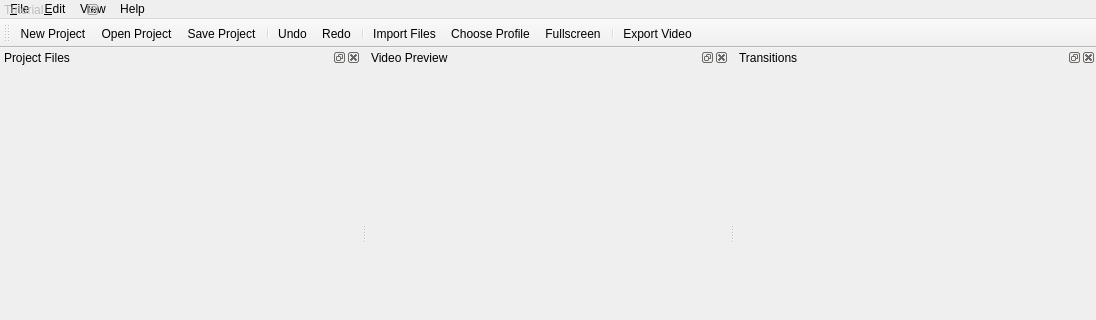
Old version of the form src/windows/ui/main-window.ui in the repository darshitvvora/mvx; both pictures show x 0 to 1096 and y 0 to 320 of the 1096 by 823 pixel window.
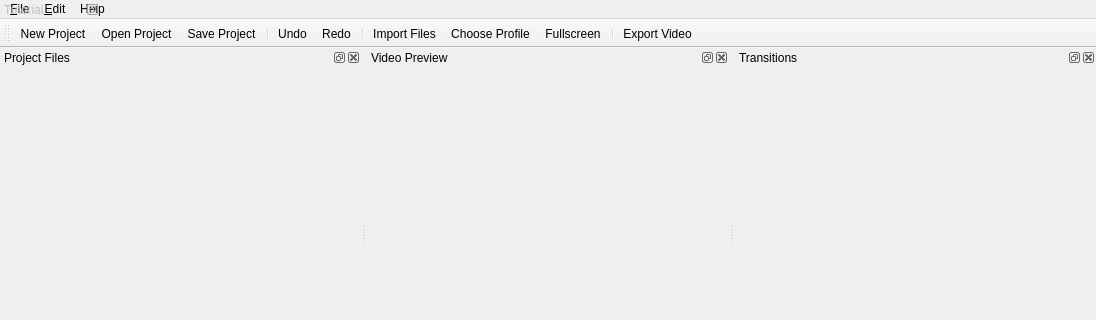
New version of the form. Icons and pictures are not drawn.

Commit message:
Changed layout and default settings and added backup of old settings
Removed view menu

```diff
--- a/src/windows/ui/main-window.ui
+++ b/src/windows/ui/main-window.ui
@@ -166,7 +166,7 @@
    <addaction name="menuFile"/>
    <addaction name="menu_Edit"/>
    <!--<addaction name="menuTitle"/>-->
-   <addaction name="menuView"/>
+ <!--  <addaction name="menuView"/>-->
    <addaction name="menuHelp"/>
   </widget>
   <widget class="QStatusBar" name="statusbar"/>
```
The commit also changes 2 other files.
